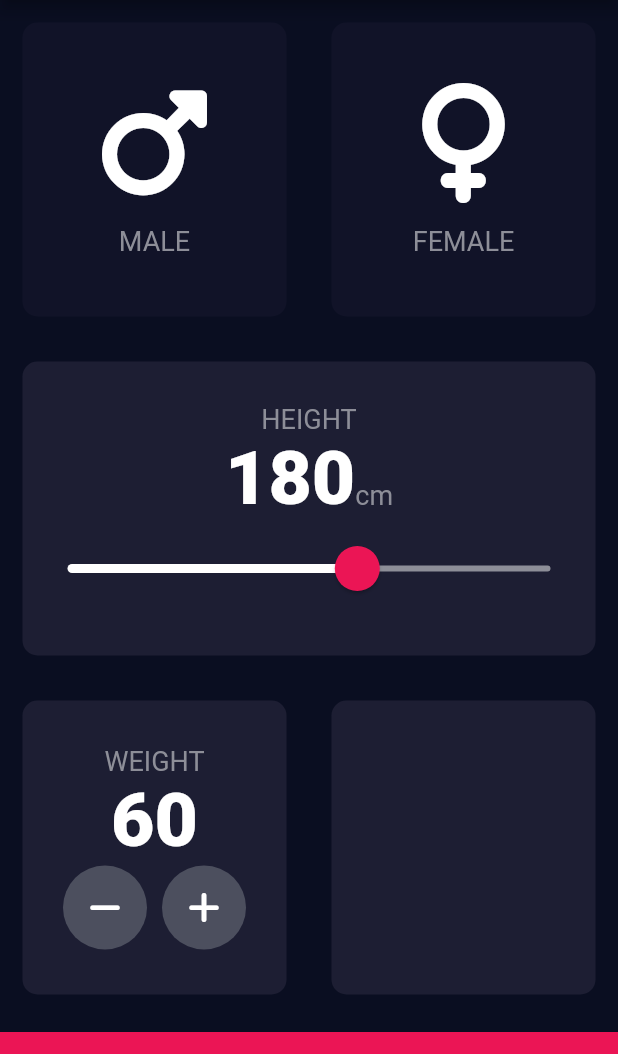
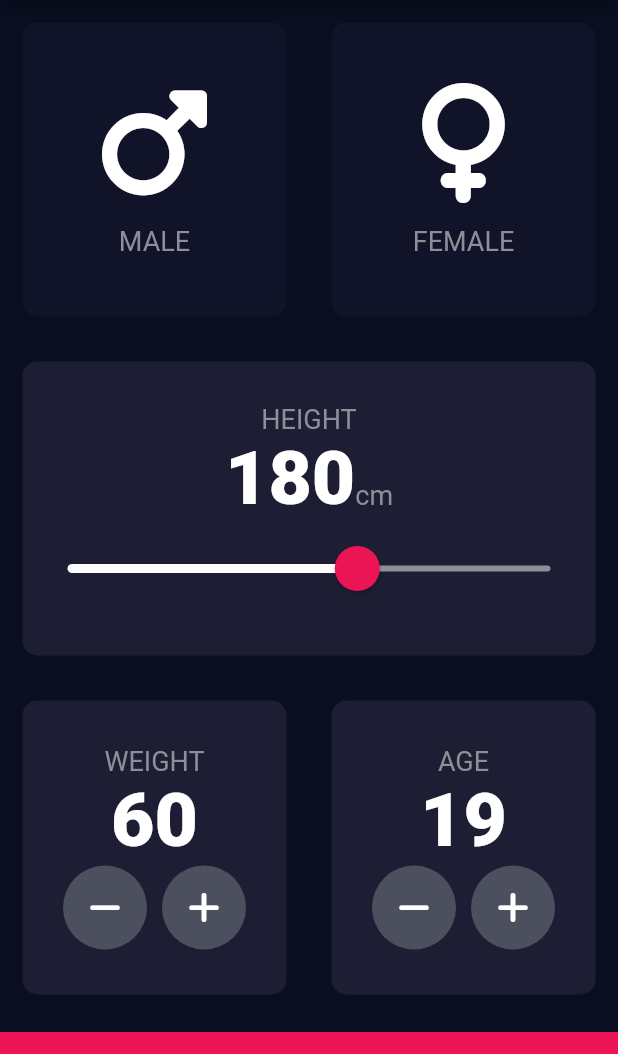
Before and after one commit to MateuszRajczyk/BMICalculator, a Flutter app: the screen it shows after launch, on a phone screen of 412 x 824 dp, the part 84-1138 px from its top. Run offline on Flutter 3.47's test engine with Material 2 defaults, Android fonts, the phone set to English and light mode, and no system bars; our stand-ins replace font_awesome_flutter.

Commit message:
create set age functionality

```diff
--- a/lib/input_page.dart
+++ b/lib/input_page.dart
@@ -21,6 +21,7 @@ class _InputPageState extends State<InputPage> {
   Gender? selectedGender;
   int height = 180;
   int weight = 60;
+  int age = 19;
 
   @override
   Widget build(BuildContext context) {
@@ -165,9 +166,45 @@ class _InputPageState extends State<InputPage> {
                       ),
                     ),
                   ),
-                  const Expanded(
+                  Expanded(
                     child: ReuseableCard(
-                      cardChild: Column(),
+                      cardChild: Column(
+                        mainAxisAlignment: MainAxisAlignment.center,
+                        children: [
+                          const Text(
+                            'AGE',
+                            style: kLabelTextStyle,
+                          ),
+                          Text(
+                            age.toString(),
+                            style: kNumberTextStyle,
+                          ),
+                          Row(
+                            mainAxisAlignment: MainAxisAlignment.center,
+                            children: [
+                              RoundIconButton(
+                                icon: FontAwesomeIcons.minus,
+                                onPress: () {
+                                  setState(() {
+                                    age--;
+                                  });
+                                },
+                              ),
+                              const SizedBox(
+                                width: 10.0,
+                              ),
+                              RoundIconButton(
+                                icon: FontAwesomeIcons.plus,
+                                onPress: () {
+                                  setState(() {
+                                    age++;
+                                  });
+                                },
+                              ),
+                            ],
+                          ),
+                        ],
+                      ),
                     ),
                   ),
                 ],
```
